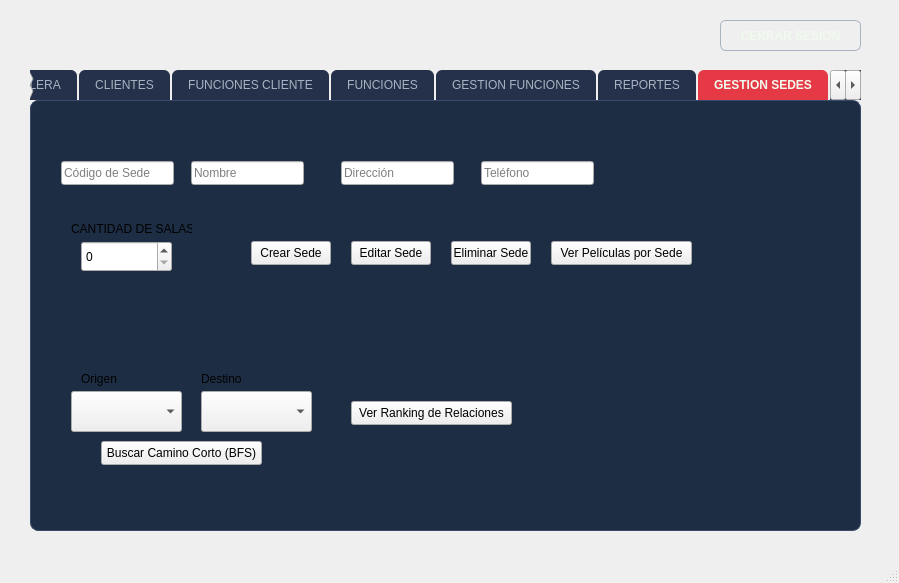
SABANd5/EDD_2S2026_PY_202303371, file FASE3/mainwindow.ui: the form before one commit.
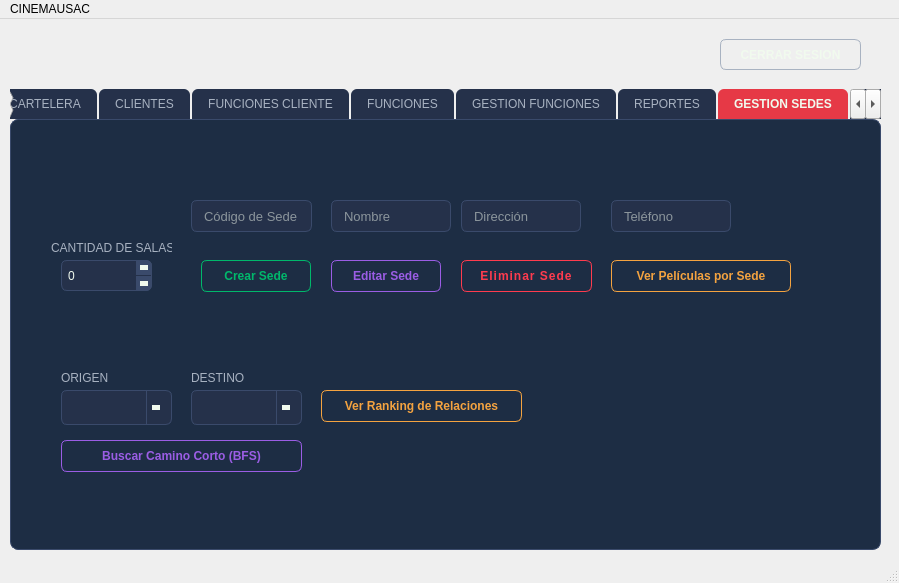
The form after the commit. The open tabs and pages were chosen to show the change.

Commit message: Interfaz grafica finalizada

```diff
--- a/FASE3/mainwindow.ui
+++ b/FASE3/mainwindow.ui
@@ -1963,9 +1963,9 @@
      <widget class="QTabWidget" name="tabWidget">
       <property name="geometry">
        <rect>
-        <x>30</x>
+        <x>10</x>
         <y>90</y>
-        <width>831</width>
+        <width>871</width>
         <height>461</height>
        </rect>
       </property>
@@ -4317,12 +4317,26 @@
        <widget class="QLineEdit" name="txtSedeCodigo">
         <property name="geometry">
          <rect>
-          <x>30</x>
-          <y>60</y>
-          <width>113</width>
-          <height>24</height>
+          <x>180</x>
+          <y>80</y>
+          <width>121</width>
+          <height>32</height>
          </rect>
         </property>
+        <property name="styleSheet">
+         <string notr="true">QLineEdit {
+    background-color: #25314A;
+    border: 1px solid #3A4A6B;
+    border-radius: 6px;
+    padding: 6px 10px;
+    color: #F1FAEE;
+    font-family: &quot;Montserrat&quot;;
+    font-size: 13px;
+}
+QLineEdit:focus {
+    border: 1px solid #4A6FA5;
+}</string>
+        </property>
         <property name="placeholderText">
          <string>Código de Sede</string>
         </property>
@@ -4330,12 +4344,26 @@
        <widget class="QLineEdit" name="txtSedeNombre">
         <property name="geometry">
          <rect>
-          <x>160</x>
-          <y>60</y>
-          <width>113</width>
-          <height>24</height>
+          <x>320</x>
+          <y>80</y>
+          <width>120</width>
+          <height>32</height>
          </rect>
         </property>
+        <property name="styleSheet">
+         <string notr="true">QLineEdit {
+    background-color: #25314A;
+    border: 1px solid #3A4A6B;
+    border-radius: 6px;
+    padding: 6px 10px;
+    color: #F1FAEE;
+    font-family: &quot;Montserrat&quot;;
+    font-size: 13px;
+}
+QLineEdit:focus {
+    border: 1px solid #4A6FA5;
+}</string>
+        </property>
         <property name="placeholderText">
          <string>Nombre</string>
         </property>
@@ -4343,12 +4371,26 @@
        <widget class="QLineEdit" name="txtSedeDir">
         <property name="geometry">
          <rect>
-          <x>310</x>
-          <y>60</y>
-          <width>113</width>
-          <height>24</height>
+          <x>450</x>
+          <y>80</y>
+          <width>120</width>
+          <height>32</height>
          </rect>
         </property>
+        <property name="styleSheet">
+         <string notr="true">QLineEdit {
+    background-color: #25314A;
+    border: 1px solid #3A4A6B;
+    border-radius: 6px;
+    padding: 6px 10px;
+    color: #F1FAEE;
+    font-family: &quot;Montserrat&quot;;
+    font-size: 13px;
+}
+QLineEdit:focus {
+    border: 1px solid #4A6FA5;
+}</string>
+        </property>
         <property name="placeholderText">
          <string>Dirección</string>
         </property>
@@ -4356,12 +4398,26 @@
        <widget class="QLineEdit" name="txtSedeTel">
         <property name="geometry">
          <rect>
-          <x>450</x>
-          <y>60</y>
-          <width>113</width>
-          <height>24</height>
+          <x>600</x>
+          <y>80</y>
+          <width>120</width>
+          <height>32</height>
          </rect>
         </property>
+        <property name="styleSheet">
+         <string notr="true">QLineEdit {
+    background-color: #25314A;
+    border: 1px solid #3A4A6B;
+    border-radius: 6px;
+    padding: 6px 10px;
+    color: #F1FAEE;
+    font-family: &quot;Montserrat&quot;;
+    font-size: 13px;
+}
+QLineEdit:focus {
+    border: 1px solid #4A6FA5;
+}</string>
+        </property>
         <property name="placeholderText">
          <string>Teléfono</string>
         </property>
@@ -4375,16 +4431,96 @@
           <height>31</height>
          </rect>
         </property>
+        <property name="styleSheet">
+         <string notr="true">QSpinBox {
+    background-color: #25314A;
+    border: 1px solid #3A4A6B;
+    border-radius: 6px;
+    padding: 4px;
+    color: #F1FAEE;
+}
+
+QSpinBox:hover {
+    border: 1px solid #4A6FA5;
+}
+
+QSpinBox:focus {
+    border: 1px solid #4A6FA5;
+}
+
+QSpinBox::up-button {
+    subcontrol-origin: border;
+    subcontrol-position: top right;
+    width: 16px;
+    background-color: #3A4A6B;
+    border-top-right-radius: 6px;
+    border: none;
+}
+
+QSpinBox::down-button {
+    subcontrol-origin: border;
+    subcontrol-position: bottom right;
+    width: 16px;
+    background-color: #3A4A6B;
+    border-bottom-right-radius: 6px;
+    border: none;
+}
+
+QSpinBox::up-button:hover {
+    background-color: #2A9D6F;
+}
+
+QSpinBox::down-button:hover {
+    background-color: #E63946;
+}
+
+QSpinBox::up-arrow {
+    width: 0px;
+    height: 0px;
+    border-left: 4px solid transparent;
+    border-right: 4px solid transparent;
+    border-bottom: 5px solid #F1FAEE;
+}
+
+QSpinBox::down-arrow {
+    width: 0px;
+    height: 0px;
+    border-left: 4px solid transparent;
+    border-right: 4px solid transparent;
+    border-top: 5px solid #F1FAEE;
+}</string>
+        </property>
        </widget>
        <widget class="QPushButton" name="btnSedeCrear">
         <property name="geometry">
          <rect>
-          <x>220</x>
+          <x>190</x>
           <y>140</y>
-          <width>80</width>
-          <height>24</height>
+          <width>110</width>
+          <height>32</height>
          </rect>
         </property>
+        <property name="styleSheet">
+         <string notr="true">/* APROBAR */
+QPushButton {
+    background-color: transparent;
+    color: #00B86B;
+    border: 1px solid #00B86B;
+    border-radius: 6px;
+    padding: 8px 16px;
+    font-family: &quot;Montserrat SemiBold&quot;;
+    font-weight: 600;
+}
+QPushButton:hover {
+    background-color: #00B86B;
+    color: #F1FAEE;
+}
+QPushButton:pressed {
+    background-color: #009957;
+    border: 1px solid #009957;
+    color: #F1FAEE;
+}</string>
+        </property>
         <property name="text">
          <string>Crear Sede</string>
         </property>
@@ -4394,10 +4530,31 @@
          <rect>
           <x>320</x>
           <y>140</y>
-          <width>80</width>
-          <height>24</height>
+          <width>110</width>
+          <height>32</height>
          </rect>
         </property>
+        <property name="styleSheet">
+         <string notr="true">/* AÑADIR BENEFICIO */
+QPushButton {
+    background-color: transparent;
+    color: #9B5DE5;
+    border: 1px solid #9B5DE5;
+    border-radius: 6px;
+    padding: 8px 16px;
+    font-family: &quot;Montserrat SemiBold&quot;;
+    font-weight: 600;
+}
+QPushButton:hover {
+    background-color: #9B5DE5;
+    color: #F1FAEE;
+}
+QPushButton:pressed {
+    background-color: #7E3FCC;
+    border: 1px solid #7E3FCC;
+    color: #F1FAEE;
+}</string>
+        </property>
         <property name="text">
          <string>Editar Sede</string>
         </property>
@@ -4405,12 +4562,34 @@
        <widget class="QPushButton" name="btnSedeEliminar">
         <property name="geometry">
          <rect>
-          <x>420</x>
+          <x>450</x>
           <y>140</y>
-          <width>80</width>
-          <height>24</height>
+          <width>131</width>
+          <height>32</height>
          </rect>
         </property>
+        <property name="styleSheet">
+         <string notr="true">/* RECHAZAR */
+QPushButton {
+    background-color: transparent;
+    color: #FF3B4E;
+    border: 1px solid #FF3B4E;
+    border-radius: 6px;
+    padding: 8px 16px;
+    font-family: &quot;Montserrat SemiBold&quot;;
+    font-weight: 600;
+    letter-spacing: 1px;
+}
+QPushButton:hover {
+    background-color: #FF3B4E;
+    color: #F1FAEE;
+}
+QPushButton:pressed {
+    background-color: #D62638;
+    border: 1px solid #D62638;
+    color: #F1FAEE;
+}</string>
+        </property>
         <property name="text">
          <string>Eliminar Sede</string>
         </property>
@@ -4418,12 +4597,32 @@
        <widget class="QPushButton" name="btnSedePeliculas">
         <property name="geometry">
          <rect>
-          <x>520</x>
+          <x>600</x>
           <y>140</y>
-          <width>141</width>
-          <height>24</height>
+          <width>180</width>
+          <height>32</height>
          </rect>
         </property>
+        <property name="styleSheet">
+         <string notr="true">QPushButton {
+    background-color: transparent;
+    color: #F4A340;
+    border: 1px solid #F4A340;
+    border-radius: 6px;
+    padding: 6px 14px;
+    font-family: &quot;Montserrat&quot;;
+    font-weight: 600;
+}
+QPushButton:hover {
+    background-color: #F4A340;
+    color: #0D1321;
+}
+QPushButton:pressed {
+    background-color: #D4872A;
+    border: 1px solid #D4872A;
+    color: #0D1321;
+}</string>
+        </property>
         <property name="text">
          <string>Ver Películas por Sede</string>
         </property>
@@ -4437,6 +4636,12 @@
           <height>16</height>
          </rect>
         </property>
+        <property name="styleSheet">
+         <string notr="true">font-family: &quot;Montserrat &quot;;
+font-size: 12px;
+color: #A8B2C1;
+background: transparent;</string>
+        </property>
         <property name="text">
          <string>CANTIDAD DE SALAS</string>
         </property>
@@ -4444,58 +4649,162 @@
        <widget class="QComboBox" name="cmbSedeOrigen">
         <property name="geometry">
          <rect>
-          <x>40</x>
-          <y>290</y>
+          <x>50</x>
+          <y>270</y>
           <width>111</width>
-          <height>41</height>
+          <height>35</height>
          </rect>
         </property>
+        <property name="styleSheet">
+         <string notr="true">QComboBox {
+    background-color: #25314A;
+    border: 1px solid #3A4A6B;
+    border-radius: 6px;
+    padding: 6px 10px;
+    color: #F1FAEE;
+    font-family: &quot;Montserrat&quot;;
+    font-size: 13px;
+}
+QComboBox:hover {
+    border: 1px solid #E63946;
+}
+QComboBox::drop-down {
+    subcontrol-origin: padding;
+    subcontrol-position: top right;
+    width: 24px;
+    border-left: 1px solid #3A4A6B;
+}
+QComboBox::down-arrow {
+    width: 0px;
+    height: 0px;
+    border-left: 4px solid transparent;
+    border-right: 4px solid transparent;
+    border-top: 5px solid #F1FAEE;
+    margin-right: 6px;
+}
+QComboBox QAbstractItemView {
+    background-color: #1D2D44;
+    border: 1px solid #3A4A6B;
+    color: #F1FAEE;
+    selection-background-color: #E63946;
+    selection-color: #F1FAEE;
+    outline: none;
+}</string>
+        </property>
        </widget>
        <widget class="QComboBox" name="cmbSedeDestino">
         <property name="geometry">
          <rect>
-          <x>170</x>
-          <y>290</y>
+          <x>180</x>
+          <y>270</y>
           <width>111</width>
-          <height>41</height>
+          <height>35</height>
          </rect>
         </property>
+        <property name="styleSheet">
+         <string notr="true">QComboBox {
+    background-color: #25314A;
+    border: 1px solid #3A4A6B;
+    border-radius: 6px;
+    padding: 6px 10px;
+    color: #F1FAEE;
+    font-family: &quot;Montserrat&quot;;
+    font-size: 13px;
+}
+QComboBox:hover {
+    border: 1px solid #E63946;
+}
+QComboBox::drop-down {
+    subcontrol-origin: padding;
+    subcontrol-position: top right;
+    width: 24px;
+    border-left: 1px solid #3A4A6B;
+}
+QComboBox::down-arrow {
+    width: 0px;
+    height: 0px;
+    border-left: 4px solid transparent;
+    border-right: 4px solid transparent;
+    border-top: 5px solid #F1FAEE;
+    margin-right: 6px;
+}
+QComboBox QAbstractItemView {
+    background-color: #1D2D44;
+    border: 1px solid #3A4A6B;
+    color: #F1FAEE;
+    selection-background-color: #E63946;
+    selection-color: #F1FAEE;
+    outline: none;
+}</string>
+        </property>
        </widget>
        <widget class="QLabel" name="label_66">
         <property name="geometry">
          <rect>
           <x>50</x>
-          <y>270</y>
+          <y>250</y>
           <width>49</width>
           <height>16</height>
          </rect>
         </property>
+        <property name="styleSheet">
+         <string notr="true">font-family: &quot;Montserrat &quot;;
+font-size: 12px;
+color: #A8B2C1;
+background: transparent;</string>
+        </property>
         <property name="text">
-         <string>Origen</string>
+         <string>ORIGEN</string>
         </property>
        </widget>
        <widget class="QLabel" name="label_67">
         <property name="geometry">
          <rect>
-          <x>170</x>
-          <y>270</y>
-          <width>49</width>
+          <x>180</x>
+          <y>250</y>
+          <width>61</width>
           <height>16</height>
          </rect>
         </property>
+        <property name="styleSheet">
+         <string notr="true">font-family: &quot;Montserrat &quot;;
+font-size: 12px;
+color: #A8B2C1;
+background: transparent;</string>
+        </property>
         <property name="text">
-         <string>Destino</string>
+         <string>DESTINO</string>
         </property>
        </widget>
        <widget class="QPushButton" name="btnSedeCamino">
         <property name="geometry">
          <rect>
-          <x>70</x>
-          <y>340</y>
-          <width>161</width>
-          <height>24</height>
+          <x>50</x>
+          <y>320</y>
+          <width>241</width>
+          <height>32</height>
          </rect>
         </property>
+        <property name="styleSheet">
+         <string notr="true">QPushButton {
+    background-color: transparent;
+    color: #9B5DE5;
+    border: 1px solid #9B5DE5;
+    border-radius: 6px;
+    padding: 6px 14px;
+    font-family: &quot;Montserrat&quot;;
+    font-weight: 600;
+}
+QPushButton:hover {
+    background-color: #9B5DE5;
+    color: #F1FAEE;
+}
+QPushButton:pressed {
+    background-color: #7E3FCC;
+    border: 1px solid #7E3FCC;
+    color: #F1FAEE;
+}</string>
+        </property>
         <property name="text">
          <string>Buscar Camino Corto (BFS)</string>
         </property>
@@ -4503,12 +4812,32 @@
        <widget class="QPushButton" name="btnSedeRanking">
         <property name="geometry">
          <rect>
-          <x>320</x>
-          <y>300</y>
-          <width>161</width>
-          <height>24</height>
+          <x>310</x>
+          <y>270</y>
+          <width>201</width>
+          <height>32</height>
          </rect>
         </property>
+        <property name="styleSheet">
+         <string notr="true">QPushButton {
+    background-color: transparent;
+    color: #F4A340;
+    border: 1px solid #F4A340;
+    border-radius: 6px;
+    padding: 6px 14px;
+    font-family: &quot;Montserrat&quot;;
+    font-weight: 600;
+}
+QPushButton:hover {
+    background-color: #F4A340;
+    color: #0D1321;
+}
+QPushButton:pressed {
+    background-color: #D4872A;
+    border: 1px solid #D4872A;
+    color: #0D1321;
+}</string>
+        </property>
         <property name="text">
          <string>Ver Ranking de Relaciones</string>
         </property>
@@ -5394,6 +5723,12 @@
      <height>21</height>
     </rect>
    </property>
+   <widget class="QMenu" name="menuCINEMAUSAC">
+    <property name="title">
+     <string>CINEMAUSAC</string>
+    </property>
+   </widget>
+   <addaction name="menuCINEMAUSAC"/>
   </widget>
   <widget class="QStatusBar" name="statusbar"/>
  </widget>
```
Left out of the diff: 729 changed lines with no effect on the pictures.
